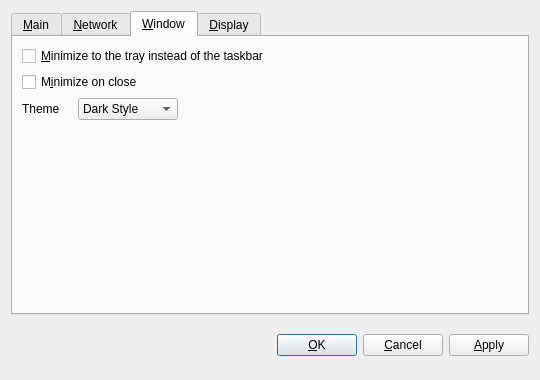
vashshawn/CorgicoinV2, file src/qt/forms/optionsdialog.ui: the form before one commit.
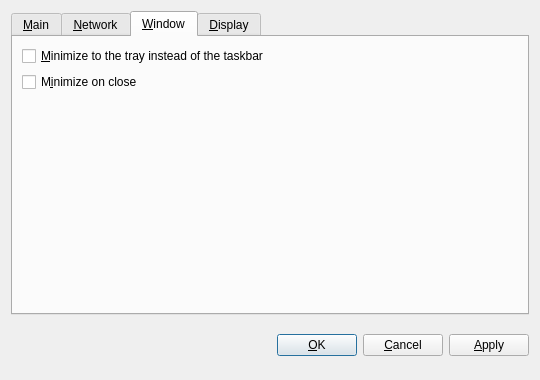
The form after the commit. The open tabs and pages were chosen to show the change. Custom widgets are drawn as their Qt base class.

The edit to the form file:
```diff
--- a/src/qt/forms/optionsdialog.ui
+++ b/src/qt/forms/optionsdialog.ui
@@ -280,51 +280,8 @@
       <attribute name="title">
        <string>&amp;Window</string>
       </attribute>
-      <layout class="QGridLayout" name="gridLayout">
-       <item row="2" column="0">
-        <widget class="QLabel" name="label">
-         <property name="maximumSize">
-          <size>
-           <width>50</width>
-           <height>50</height>
-          </size>
-         </property>
-         <property name="text">
-          <string>Theme</string>
-         </property>
-        </widget>
-       </item>
-       <item row="1" column="0" colspan="2">
-        <widget class="QCheckBox" name="minimizeOnClose">
-         <property name="toolTip">
-          <string>Minimize instead of exit the application when the window is closed. When this option is enabled, the application will be closed only after selecting Quit in the menu.</string>
-         </property>
-         <property name="text">
-          <string>M&amp;inimize on close</string>
-         </property>
-        </widget>
-       </item>
-       <item row="2" column="1">
-        <widget class="QValueComboBox" name="comboBoxThemes">
-         <property name="maximumSize">
-          <size>
-           <width>100</width>
-           <height>23</height>
-          </size>
-         </property>
-         <item>
-          <property name="text">
-           <string>Dark Style</string>
-          </property>
-         </item>
-         <item>
-          <property name="text">
-           <string>Light Style</string>
-          </property>
-         </item>
-        </widget>
-       </item>
-       <item row="0" column="0" colspan="3">
+      <layout class="QVBoxLayout" name="verticalLayout_Window">
+       <item>
         <widget class="QCheckBox" name="minimizeToTray">
          <property name="toolTip">
           <string>Show only a tray icon after minimizing the window.</string>
@@ -334,7 +291,17 @@
          </property>
         </widget>
        </item>
-       <item row="3" column="0" colspan="3">
+       <item>
+        <widget class="QCheckBox" name="minimizeOnClose">
+         <property name="toolTip">
+          <string>Minimize instead of exit the application when the window is closed. When this option is enabled, the application will be closed only after selecting Quit in the menu.</string>
+         </property>
+         <property name="text">
+          <string>M&amp;inimize on close</string>
+         </property>
+        </widget>
+       </item>
+       <item>
         <spacer name="verticalSpacer_Window">
          <property name="orientation">
           <enum>Qt::Vertical</enum>
@@ -342,7 +309,7 @@
          <property name="sizeHint" stdset="0">
           <size>
            <width>20</width>
-           <height>20</height>
+           <height>40</height>
           </size>
          </property>
         </spacer>
@@ -518,14 +485,9 @@
   </layout>
  </widget>
  <customwidgets>
-  <customwidget>
-   <class>QValidatedLineEdit</class>
-   <extends>QLineEdit</extends>
-   <header>qvalidatedlineedit.h</header>
-  </customwidget>
   <customwidget>
    <class>BitcoinAmountField</class>
-   <extends>QLineEdit</extends>
+   <extends>QSpinBox</extends>
    <header>bitcoinamountfield.h</header>
    <container>1</container>
   </customwidget>
@@ -534,6 +496,11 @@
    <extends>QComboBox</extends>
    <header>qvaluecombobox.h</header>
   </customwidget>
+  <customwidget>
+   <class>QValidatedLineEdit</class>
+   <extends>QLineEdit</extends>
+   <header>qvalidatedlineedit.h</header>
+  </customwidget>
  </customwidgets>
  <resources/>
  <connections/>
```
Left out of the diff: 24 changed lines with no effect on the pictures.
